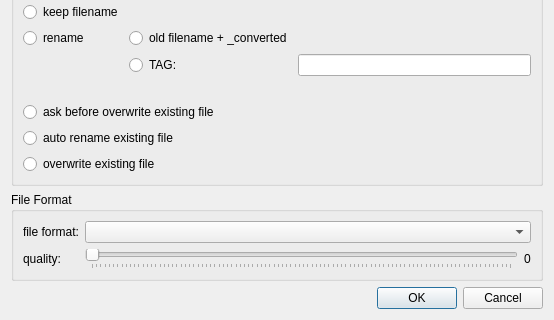
This is cexportdialog.ui in birkeh/pictureConvert as Qt 5 draws it before an edit; both pictures show x 0 to 554 and y 181 to 501 of the 554 by 501 pixel window. The edited form follows.
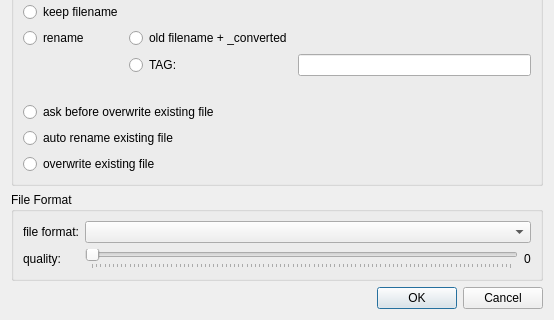
This is the edited form.

Patch:
```diff
--- a/cexportdialog.ui
+++ b/cexportdialog.ui
@@ -191,6 +191,9 @@
            <layout class="QHBoxLayout" name="horizontalLayout_2">
             <item>
              <widget class="QSlider" name="m_lpQuality">
+              <property name="maximum">
+               <number>100</number>
+              </property>
               <property name="orientation">
                <enum>Qt::Horizontal</enum>
               </property>
```
Left out of the diff: 4 changed lines with no effect on the pictures.
